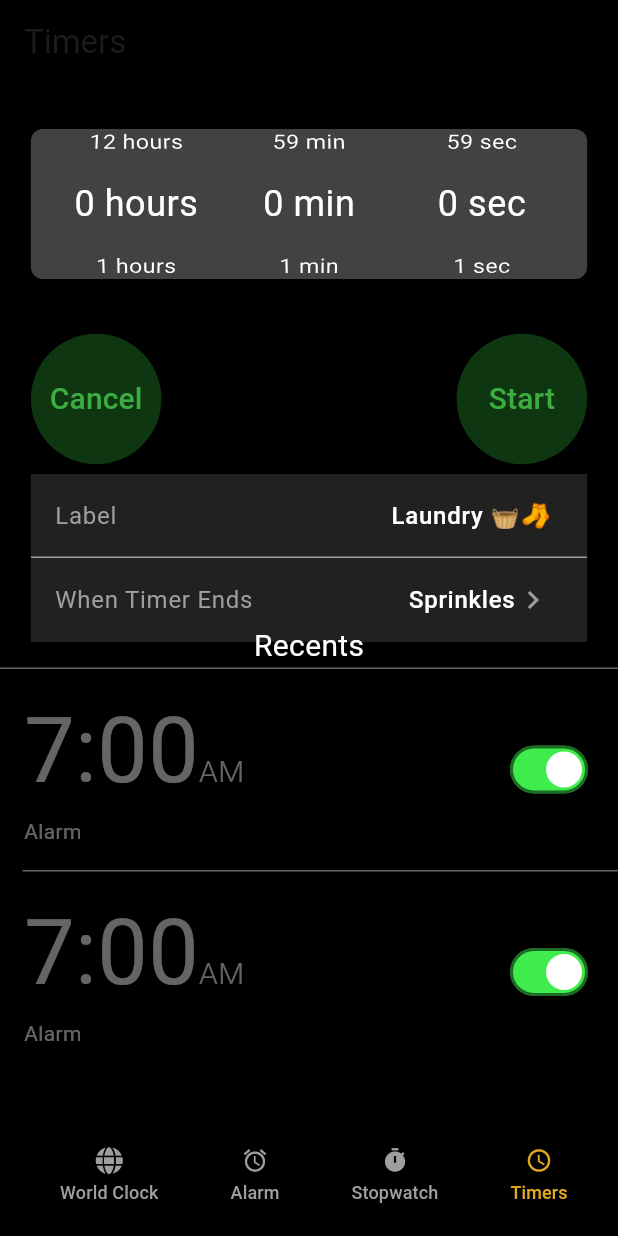
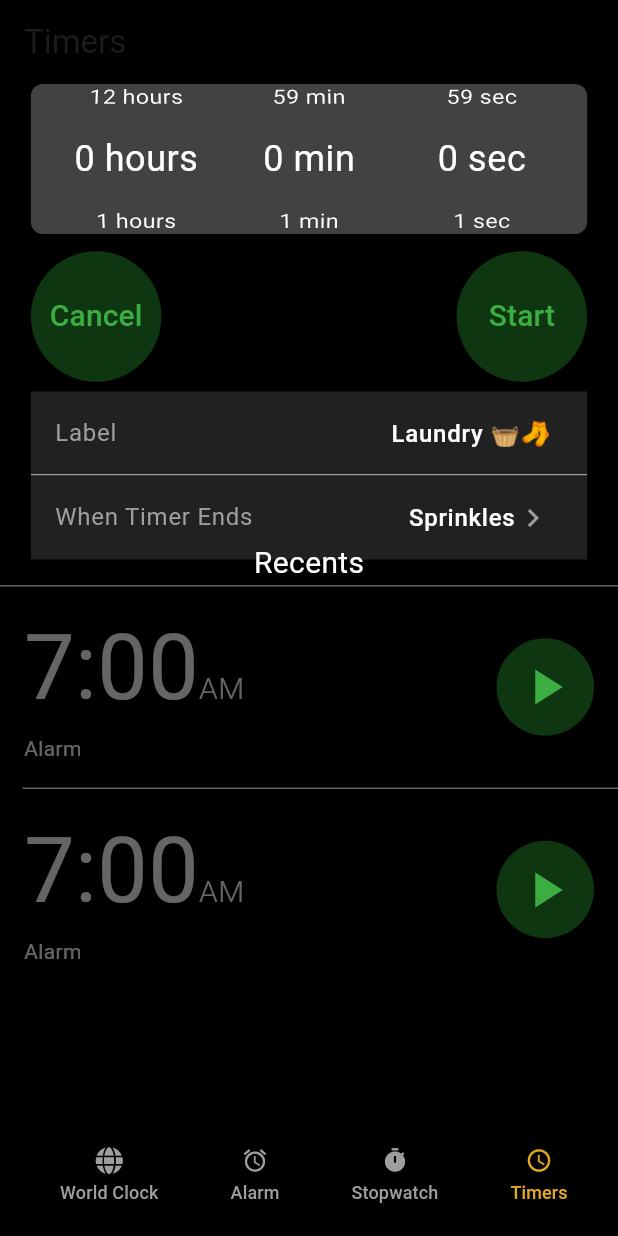
Before and after one commit to muhammadharoon26/Apple-Alarm-App-Clone-Project, a Flutter app: the screen it shows after launch, swiped to page 4, on a phone screen of 412 x 824 dp. Run offline on Flutter 3.47's test engine with Material 3 defaults, Android fonts, the phone set to English and light mode, and no system bars; our stand-ins replace font_awesome_flutter.

Commit message:
`Refactor _TimersPageState: remove unused code, adjust spacing and widget sizes`
`Refactor _TimersPageState: remove unused code, adjust spacing and widget sizes`

```diff
--- a/apple_clone_alarm_project/lib/timer.dart
+++ b/apple_clone_alarm_project/lib/timer.dart
@@ -53,9 +53,6 @@ class _TimersPageState extends State<TimersPageState> {
         // crossAxisAlignment: CrossAxisAlignment.center,
         children: [
           // Single gray background behind magnified items
-          const SizedBox(
-            height: 30,
-          ),
           Center(
             child: Container(
               width: MediaQuery.of(context).size.width *
@@ -82,7 +79,7 @@ class _TimersPageState extends State<TimersPageState> {
               ),
             ),
           ),
-          SizedBox(height: 30),
+          SizedBox(height: 5),
           Container(
             width: MediaQuery.of(context).size.width *
                 0.9, // Adjust width as needed
@@ -172,7 +169,8 @@ class _TimersPageState extends State<TimersPageState> {
               ],
             ),
           ),
-          const Text('Recents', style: TextStyle(color: Colors.white, fontSize: 20)),
+          const Text('Recents',
+              style: TextStyle(color: Colors.white, fontSize: 20)),
           const Divider(
             height: 1,
             color: Color.fromARGB(105, 245, 245, 245),
@@ -208,7 +206,7 @@ class _TimersPageState extends State<TimersPageState> {
     );
   }
 
-Widget _buildTimerList() {
+  Widget _buildTimerList() {
     return ListView.separated(
       separatorBuilder: (_, __) => const Divider(
         indent: 15,
@@ -258,17 +256,34 @@ Widget _buildTimerList() {
                 crossAxisAlignment: CrossAxisAlignment.baseline,
                 textBaseline: TextBaseline.alphabetic,
                 children: [
-                  Switch(
-                    value: timerSwitchStates[index],
-                    trackOutlineColor: WidgetStateProperty.all(Colors.black54),
-                    activeTrackColor: const Color.fromARGB(255, 62, 236, 77),
-                    inactiveThumbColor: Colors.white,
-                    inactiveTrackColor: Colors.black54,
-                    onChanged: (bool value) {
-                      setState(() {
-                        timerSwitchStates[index] = value;
-                      });
-                    },
+                  // Switch(
+                  //   value: timerSwitchStates[index],
+                  //   trackOutlineColor: WidgetStateProperty.all(Colors.black54),
+                  //   activeTrackColor: const Color.fromARGB(255, 62, 236, 77),
+                  //   inactiveThumbColor: Colors.white,
+                  //   inactiveTrackColor: Colors.black54,
+                  //   onChanged: (bool value) {
+                  //     setState(() {
+                  //       timerSwitchStates[index] = value;
+                  //     });
+                  //   },
+                  // ),
+                  IconButton(
+                    onPressed: _startTimer,
+                    icon: const Icon(
+                      Icons.play_arrow, // Play button icon
+                      size: 40, // Adjust the icon size as needed
+                      color: Color.fromARGB(
+                          255, 59, 173, 65), // Same as the text color
+                    ),
+                    style: IconButton.styleFrom(
+                      backgroundColor: const Color.fromARGB(
+                          170, 21, 81, 25), // Same background
+                      padding: EdgeInsets.zero,
+                      minimumSize: const Size(65, 65),
+                      maximumSize: const Size(65, 65),
+                      shape: const CircleBorder(),
+                    ),
                   ),
                 ],
               ),
@@ -278,4 +293,5 @@ Widget _buildTimerList() {
       },
       itemCount: timerSwitchStates.length,
     );
-  }}
+  }
+}
```
